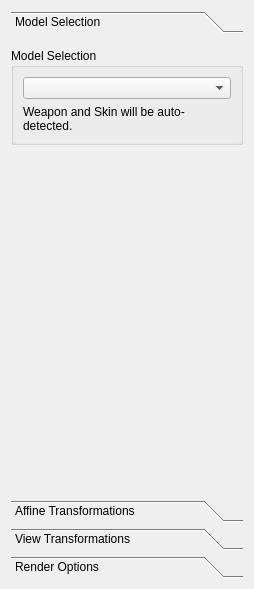
The window that Assignment 2/SidebarUi.ui (jdthorne/cpsc453) describes before a commit, drawn with Qt 5.
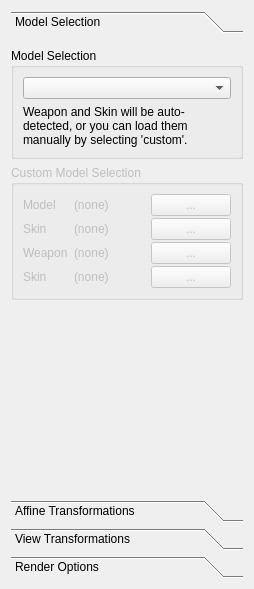
The same window after the commit. The open tabs and pages were chosen to show the change.

Commit message: Added custom model loader

Patch:
```diff
--- a/Assignment 2/SidebarUi.ui
+++ b/Assignment 2/SidebarUi.ui
@@ -24,7 +24,7 @@
        <rect>
         <x>0</x>
         <y>0</y>
-        <width>231</width>
+        <width>235</width>
         <height>414</height>
        </rect>
       </property>
@@ -51,7 +51,107 @@
            <widget class="QLabel" name="label_5">
             <property name="text">
              <string>Weapon and Skin will be auto-
-detected.</string>
+detected, or you can load them
+manually by selecting 'custom'.</string>
+            </property>
+           </widget>
+          </item>
+         </layout>
+        </widget>
+       </item>
+       <item>
+        <widget class="QGroupBox" name="customModel">
+         <property name="enabled">
+          <bool>false</bool>
+         </property>
+         <property name="title">
+          <string>Custom Model Selection</string>
+         </property>
+         <layout class="QGridLayout" name="gridLayout_5" columnstretch="0,1,0">
+          <property name="verticalSpacing">
+           <number>2</number>
+          </property>
+          <item row="2" column="1">
+           <widget class="QLabel" name="weaponPath">
+            <property name="text">
+             <string>(none)</string>
+            </property>
+           </widget>
+          </item>
+          <item row="2" column="2">
+           <widget class="QPushButton" name="weaponBrowse">
+            <property name="text">
+             <string>...</string>
+            </property>
+           </widget>
+          </item>
+          <item row="0" column="2">
+           <widget class="QPushButton" name="modelBrowse">
+            <property name="text">
+             <string>...</string>
+            </property>
+           </widget>
+          </item>
+          <item row="1" column="1">
+           <widget class="QLabel" name="modelSkinPath">
+            <property name="text">
+             <string>(none)</string>
+            </property>
+           </widget>
+          </item>
+          <item row="3" column="1">
+           <widget class="QLabel" name="weaponSkinPath">
+            <property name="text">
+             <string>(none)</string>
+            </property>
+           </widget>
+          </item>
+          <item row="0" column="1">
+           <widget class="QLabel" name="modelPath">
+            <property name="text">
+             <string>(none)</string>
+            </property>
+           </widget>
+          </item>
+          <item row="2" column="0">
+           <widget class="QLabel" name="label_15">
+            <property name="text">
+             <string>Weapon</string>
+            </property>
+           </widget>
+          </item>
+          <item row="3" column="2">
+           <widget class="QPushButton" name="weaponSkinBrowse">
+            <property name="text">
+             <string>...</string>
+            </property>
+           </widget>
+          </item>
+          <item row="3" column="0">
+           <widget class="QLabel" name="label_22">
+            <property name="text">
+             <string>Skin</string>
+            </property>
+           </widget>
+          </item>
+          <item row="0" column="0">
+           <widget class="QLabel" name="label_6">
+            <property name="text">
+             <string>Model</string>
+            </property>
+           </widget>
+          </item>
+          <item row="1" column="0">
+           <widget class="QLabel" name="label_14">
+            <property name="text">
+             <string>Skin</string>
+            </property>
+           </widget>
+          </item>
+          <item row="1" column="2">
+           <widget class="QPushButton" name="modelSkinBrowse">
+            <property name="text">
+             <string>...</string>
             </property>
            </widget>
           </item>
```
Left out of the diff: 2 changed lines with no effect on the pictures. The commit also changes 7 other files.
